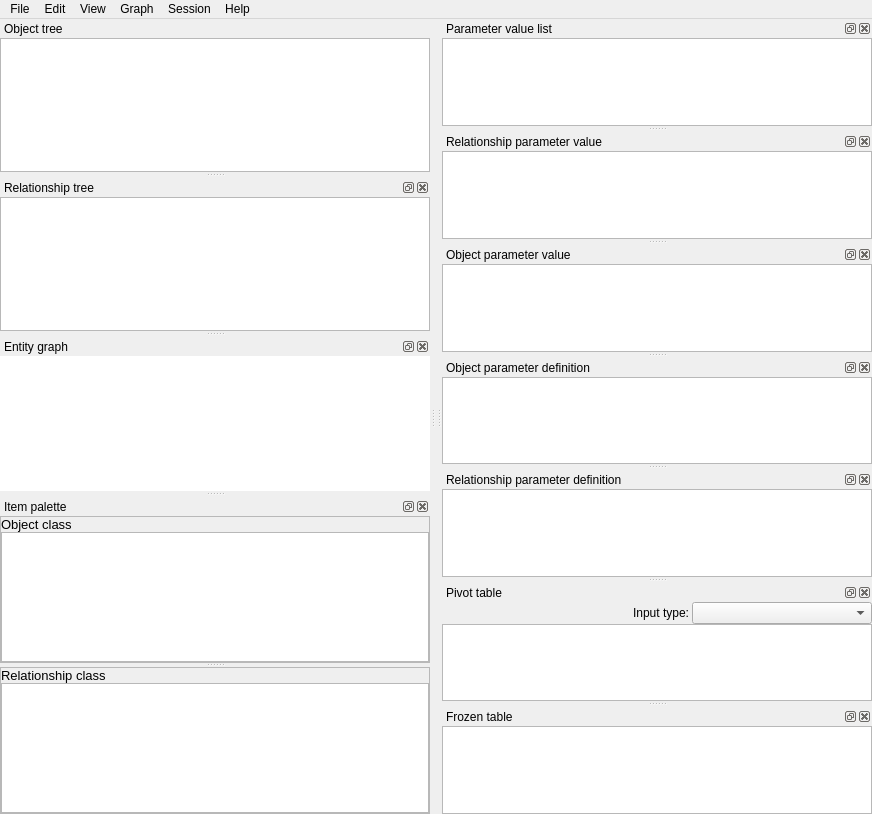
Before: the Qt Designer form spinetoolbox/ui/data_store_view.ui in spine-tools/Spine-Toolbox, drawn with Qt 5.
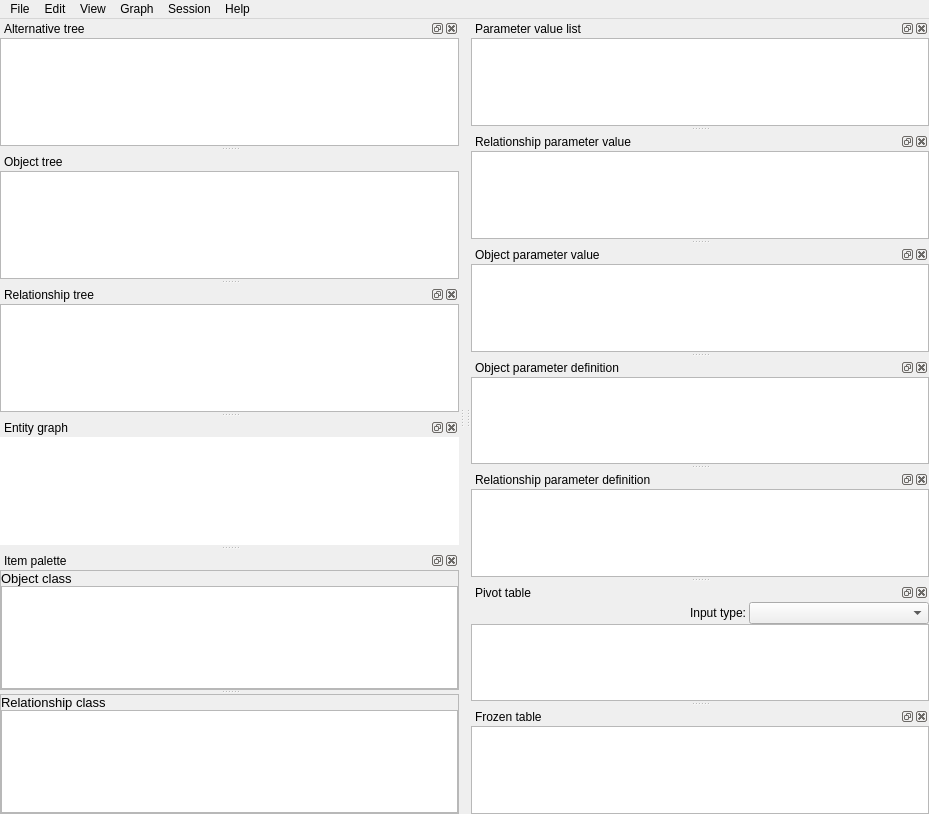
After: the same form once the commit is applied. Icons and pictures are not drawn. Custom widgets are drawn as their Qt base class.

Commit message:
Inital implementation of alternative in all data store views
adds alternative to spine db manager
Adds alternative to parameter value tables
adds alternative to tabular view table
adds alternative treeview

What changed in the file:
```diff
--- a/spinetoolbox/ui/data_store_view.ui
+++ b/spinetoolbox/ui/data_store_view.ui
@@ -18,7 +18,7 @@
    <rect>
     <x>0</x>
     <y>0</y>
-    <width>872</width>
+    <width>929</width>
     <height>814</height>
    </rect>
   </property>
@@ -61,8 +61,8 @@
     <rect>
      <x>0</x>
      <y>0</y>
-     <width>872</width>
-     <height>28</height>
+     <width>929</width>
+     <height>21</height>
     </rect>
    </property>
    <property name="nativeMenuBar">
@@ -141,6 +141,64 @@
    <addaction name="menuSession"/>
    <addaction name="menuHelp"/>
   </widget>
+  <widget class="QDockWidget" name="dockWidget_alternative_tree">
+   <property name="allowedAreas">
+    <set>Qt::AllDockWidgetAreas</set>
+   </property>
+   <property name="windowTitle">
+    <string>Alternative tree</string>
+   </property>
+   <attribute name="dockWidgetArea">
+    <number>1</number>
+   </attribute>
+   <widget class="QWidget" name="dockWidgetContents_15">
+    <layout class="QVBoxLayout" name="verticalLayout_18">
+     <property name="spacing">
+      <number>0</number>
+     </property>
+     <property name="leftMargin">
+      <number>0</number>
+     </property>
+     <property name="topMargin">
+      <number>0</number>
+     </property>
+     <property name="rightMargin">
+      <number>0</number>
+     </property>
+     <property name="bottomMargin">
+      <number>0</number>
+     </property>
+     <item>
+      <widget class="EntityTreeView" name="treeView_alternative">
+       <property name="contextMenuPolicy">
+        <enum>Qt::CustomContextMenu</enum>
+       </property>
+       <property name="accessibleName">
+        <string>relationship tree</string>
+       </property>
+       <property name="editTriggers">
+        <set>QAbstractItemView::EditKeyPressed</set>
+       </property>
+       <property name="selectionMode">
+        <enum>QAbstractItemView::ExtendedSelection</enum>
+       </property>
+       <property name="selectionBehavior">
+        <enum>QAbstractItemView::SelectItems</enum>
+       </property>
+       <property name="iconSize">
+        <size>
+         <width>20</width>
+         <height>20</height>
+        </size>
+       </property>
+       <property name="uniformRowHeights">
+        <bool>true</bool>
+       </property>
+      </widget>
+     </item>
+    </layout>
+   </widget>
+  </widget>
   <widget class="QDockWidget" name="dockWidget_parameter_value_list">
    <property name="windowTitle">
     <string>Parameter value list</string>
```
The commit also changes 21 other files.
